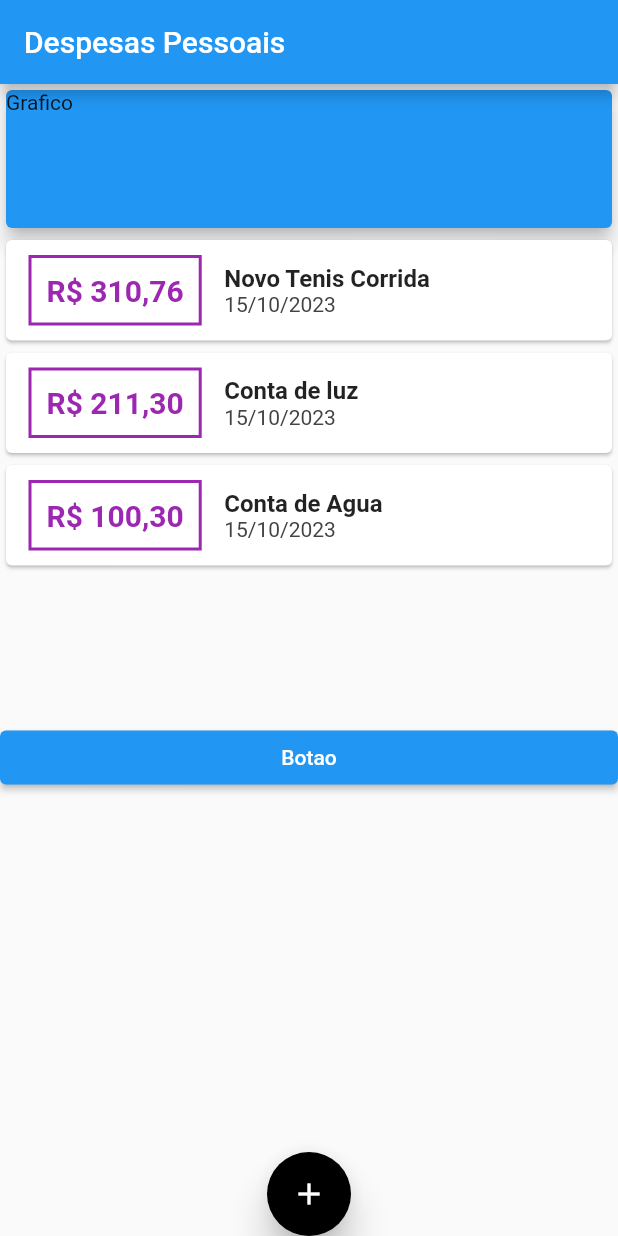
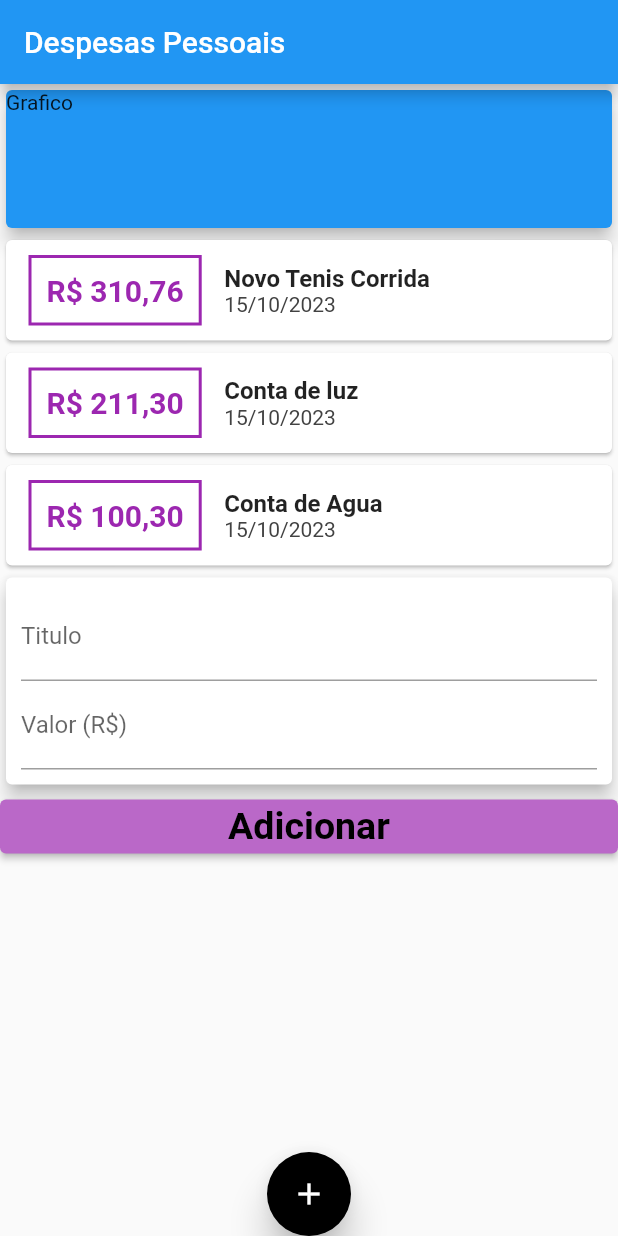
Before and after one commit to JonesCunha/personaldues, a Flutter app: the screen it shows after launch, on a phone screen of 412 x 824 dp. Run offline on Flutter 3.47's test engine with Material 2 defaults, Android fonts, the phone set to English and light mode, and no system bars.

Commit message:
refactor transactions

```diff
--- /dev/null
+++ b/lib/components/transaction_form.dart
@@ -0,0 +1,44 @@
+import 'package:flutter/material.dart';
+
+class TransactionForm extends StatelessWidget {
+  final titleController = TextEditingController();
+  final valueController = TextEditingController();
+
+  TransactionForm({super.key});
+
+  @override
+  Widget build(BuildContext context) {
+    return Column(
+      crossAxisAlignment: CrossAxisAlignment.stretch,
+      children: [
+        Card(
+                elevation: 5,
+                child: Padding(
+                  padding: const EdgeInsets.all(10.0),
+                  child: Column(children: [
+                    TextField(
+                      controller: titleController,
+                      decoration: InputDecoration(labelText: 'Titulo'),
+                    ),
+                    TextField(
+                      controller: valueController,
+                      decoration: InputDecoration(labelText: 'Valor (R\$)'),
+                    ),
+                  ]),
+                ),
+              ),
+      ElevatedButton(
+            style: ElevatedButton.styleFrom(backgroundColor: Colors.purple[300]),
+            child: Text(
+              'Adicionar',
+              style: TextStyle(
+                  fontSize: 25,
+                  fontWeight: FontWeight.bold,
+                  color: Colors.black),
+            ),
+            onPressed: () => {},
+          ),
+      ],
+    );
+  }
+}
--- /dev/null
+++ b/lib/components/transaction_list.dart
@@ -0,0 +1,64 @@
+// ignore_for_file: prefer_const_constructors
+
+import 'package:flutter/material.dart';
+import 'package:personalduestwo/models/transaction.dart';
+import 'package:intl/intl.dart';
+
+class TransactionList extends StatelessWidget {
+
+
+  final List<Transaction> transactions;
+
+  TransactionList({super.key, required this.transactions});
+
+  @override
+  Widget build(BuildContext context) {
+    return Column(
+            //redundante, padrao de baixo já é assim.
+            crossAxisAlignment: CrossAxisAlignment.center,
+            children: transactions
+                .map((e) => Card(
+                      child: Row(
+                        children: [
+                          Container(
+                            margin: EdgeInsets.symmetric(
+                                horizontal: 15, vertical: 10),
+                            decoration: BoxDecoration(
+                                border:
+                                    Border.all(color: Colors.purple, width: 2)),
+                            padding: EdgeInsets.all(10),
+                            child:
+
+                                //Text('R\$ ${e.value.toStringAsFixed(2)}',
+                                Text(
+                              NumberFormat.currency(
+                                      locale: 'pt_BR', symbol: 'R\$')
+                                  .format(e.value),
+                              style: TextStyle(
+                                  fontWeight: FontWeight.bold,
+                                  fontSize: 20,
+                                  color: Colors.purple),
+                            ),
+                          ),
+                          Column(
+                            crossAxisAlignment: CrossAxisAlignment.start,
+                            children: [
+                              Text(
+                                e.tittle,
+                                style: TextStyle(
+                                    fontSize: 16, fontWeight: FontWeight.bold),
+                              ),
+                              Text(
+                                //e.date.toString()
+                                DateFormat('d/MM/y').format(e.date),
+                                style: TextStyle(color: Colors.grey[800]),
+                              ),
+                            ],
+                          )
+                        ],
+                      ),
+                    ))
+                .toList(),
+          );
+  }
+}
--- /dev/null
+++ b/lib/components/transaction_user.dart
@@ -0,0 +1,37 @@
+import 'package:flutter/material.dart';
+import 'package:personalduestwo/components/transaction_form.dart';
+import 'package:personalduestwo/components/transaction_list.dart';
+
+import '../models/transaction.dart';
+
+class TransactionUser extends StatefulWidget {
+  const TransactionUser({super.key});
+
+  @override
+  State<TransactionUser> createState() => _TransactionUserState();
+}
+
+class _TransactionUserState extends State<TransactionUser> {
+
+  final _transactions = [
+    Transaction(
+        id: 't1',
+        tittle: 'Novo Tenis Corrida',
+        value: 310.76,
+        date: DateTime.now()),
+    Transaction(
+        id: 't2', tittle: 'Conta de luz', value: 211.30, date: DateTime.now()),
+    Transaction(
+        id: 't3', tittle: 'Conta de Agua', value: 100.30, date: DateTime.now()),
+  ];
+
+  @override
+  Widget build(BuildContext context) {
+    return Column(
+      children: [
+        TransactionList(transactions: _transactions),
+        TransactionForm()
+      ]
+    );
+  }
+}
--- a/lib/pages/myHomePage.dart
+++ b/lib/pages/myHomePage.dart
@@ -1,27 +1,21 @@
-// ignore_for_file: prefer_const_literals_to_create_immutables, prefer_const_constructors
+// ignore_for_file: prefer_const_literals_to_create_immutables, prefer_const_constructors, sized_box_for_whitespace
 
 import 'package:flutter/material.dart';
-import 'package:personalduestwo/models/transaction.dart';
-import 'package:intl/intl.dart';
+import 'package:personalduestwo/components/transaction_user.dart';
 
 
 class MyHomePage extends StatelessWidget {
-  MyHomePage({super.key});
-
-  final _transactions = [
-    Transaction(id: 't1', tittle: 'Novo Tenis Corrida', value: 310.76, date: DateTime.now()),
-    Transaction(id: 't2', tittle: 'Conta de luz', value: 211.30, date: DateTime.now()),
-    Transaction(id: 't3', tittle: 'Conta de Agua', value: 100.30, date: DateTime.now()),
-  ];
+  const MyHomePage({super.key});
 
 
   @override
   Widget build(BuildContext context) {
     return Scaffold(
-      bottomNavigationBar:
-       FloatingActionButton(backgroundColor: Colors.black,
+      bottomNavigationBar: FloatingActionButton(
+          backgroundColor: Colors.black,
           elevation: 10,
-          child: Icon(Icons.add), onPressed: ()=>{}),
+          child: Icon(Icons.add),
+          onPressed: () => {}),
       appBar: AppBar(
         title: Text('Despesas Pessoais'),
       ),
@@ -40,55 +34,9 @@ class MyHomePage extends StatelessWidget {
               child: Text('Grafico'),
             ),
           ),
-          Column(
-            //redundante, padrao de baixo já é assim.
-            crossAxisAlignment: CrossAxisAlignment.center,
-            children:
-              _transactions.map((e) => Card(child:
-                Row(children: [
-                  Container(
-                    margin: EdgeInsets.symmetric(horizontal: 15, vertical: 10),
-                    decoration: BoxDecoration(border: Border.all(color: Colors.purple, width: 2)),
-                    padding: EdgeInsets.all(10),
-                    child:
-
-                      //Text('R\$ ${e.value.toStringAsFixed(2)}',
-                      Text(NumberFormat.currency(locale: 'pt_BR', symbol: 'R\$').format(e.value),
-                      style: TextStyle(
-                      fontWeight: FontWeight.bold,
-                      fontSize: 20,
-                      color: Colors.purple
-                    ),),
-                  ),
-                  Column(
-                    crossAxisAlignment: CrossAxisAlignment.start,
-                    children: [
-                      Text(e.tittle, style: TextStyle(fontSize: 16, fontWeight: FontWeight.bold),),
-                      Text(
-                          //e.date.toString()
-                          DateFormat('d/MM/y').format(e.date)
-                          ,style: TextStyle(color: Colors.grey[800]),),
-                    ],
-                  )
-                ],)
-
-
-              ,)).toList(),
-
-          ),
-          SizedBox(
-            height: 100,
-          ),
-          ElevatedButton(
-            onPressed: () => {},
-            child: Text('Botao'),
-          ),
-
-
+          TransactionUser(),
         ],
-
       ),
-
     );
   }
 }
```
